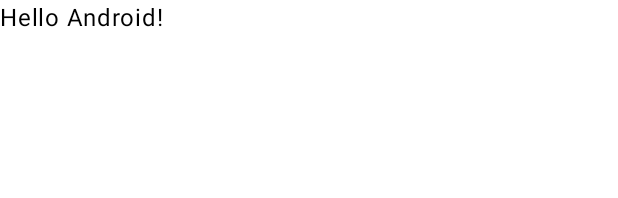
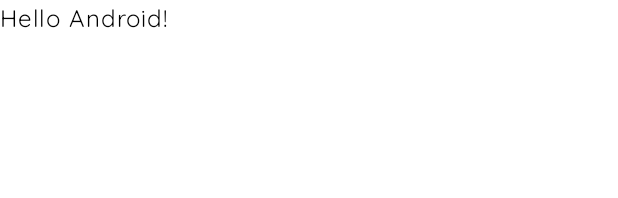
Before and after one commit to marsdenmadoka/Hotelini, an Android app built with Jetpack Compose: the @Preview function GreetingPreview, on a phone screen of 412 x 824 dp. Shown: the top 198 px of the screen. Run offline under Robolectric (Android 15) with nearby library versions, the phone set to English and light mode, and no system bars; our stand-ins replace accompanist.

Commit message:
added theme styling

```diff
--- a/app/src/main/java/com/madoka/hotelini/common/presentation/theme/Theme.kt
+++ b/app/src/main/java/com/madoka/hotelini/common/presentation/theme/Theme.kt
@@ -1,6 +1,7 @@
 package com.madoka.hotelini.common.presentation.theme
 
 import android.os.Build
+import androidx.annotation.ChecksSdkIntAtLeast
 import androidx.appcompat.app.AppCompatDelegate
 import androidx.compose.foundation.isSystemInDarkTheme
 import androidx.compose.material3.MaterialTheme
@@ -9,10 +10,31 @@ import androidx.compose.material3.dynamicDarkColorScheme
 import androidx.compose.material3.dynamicLightColorScheme
 import androidx.compose.material3.lightColorScheme
 import androidx.compose.runtime.Composable
+import androidx.compose.runtime.SideEffect
 import androidx.compose.ui.graphics.Color
 import androidx.compose.ui.platform.LocalContext
+import com.google.accompanist.systemuicontroller.rememberSystemUiController
 
-private val DarkColorScheme = darkColorScheme(
+private val LightColors = lightColorScheme(
+    primary = PrimaryColor,
+    onPrimary = PrimaryTextColor,
+    secondary = SecondaryColor,
+    onSecondary = SecondaryTextColor,
+    tertiary = PrimaryLightColor,
+    onTertiary = PrimaryTextColor,
+    background = BackgroundLightColor,
+    onBackground = Color.Black,
+    surface = SurfaceLight,
+    onSurface = Color.Black,
+    surfaceVariant = SurfaceLight,
+    onSurfaceVariant = Color.Black,
+    secondaryContainer = PrimaryColor,
+    onSecondaryContainer = Color.White,
+    error = ErrorColor,
+    onError = OnErrorColor,
+)
+
+private val DarkColors = darkColorScheme(
     primary = PrimaryColor,
     onPrimary = PrimaryTextColor,
     secondary = SecondaryLightColor,
@@ -31,53 +53,53 @@ private val DarkColorScheme = darkColorScheme(
     onError = OnErrorColor,
 )
 
-private val LightColorScheme = lightColorScheme(
-    primary = PrimaryColor,
-    onPrimary = PrimaryTextColor,
-    secondary = SecondaryColor,
-    onSecondary = SecondaryTextColor,
-    tertiary = PrimaryLightColor,
-    onTertiary = PrimaryTextColor,
-    background = BackgroundLightColor,
-    onBackground = Color.Black,
-    surface = SurfaceLight,
-    onSurface = Color.Black,
-    surfaceVariant = SurfaceLight,
-    onSurfaceVariant = Color.Black,
-    secondaryContainer = PrimaryColor,
-    onSecondaryContainer = Color.White,
-    error = ErrorColor,
-    onError = OnErrorColor,
-)
-
 @Composable
 fun HoteliniTheme(
-    darkTheme: Boolean = isSystemInDarkTheme(),
-    // Dynamic color is available on Android 12+
-    dynamicColor: Boolean = true,
+    theme: Int = Theme.DARK_THEME.themeValue,
     content: @Composable () -> Unit
 ) {
-    val colorScheme = when {
-        dynamicColor && Build.VERSION.SDK_INT >= Build.VERSION_CODES.S -> {
-            val context = LocalContext.current
-            if (darkTheme) dynamicDarkColorScheme(context) else dynamicLightColorScheme(context)
+    val autoColors = if (isSystemInDarkTheme()) DarkColors else LightColors
+
+    val dynamicColors = if (supportsDynamicTheming()) {
+        val context = LocalContext.current
+        if (isSystemInDarkTheme()) {
+            dynamicDarkColorScheme(context)
+        } else {
+            dynamicLightColorScheme(context)
         }
+    } else {
+        autoColors
+    }
 
-        darkTheme -> DarkColorScheme
-        else -> LightColorScheme
+    val colors = when (theme) {
+        Theme.LIGHT_THEME.themeValue -> LightColors
+        Theme.DARK_THEME.themeValue -> DarkColors
+        Theme.MATERIAL_YOU.themeValue -> dynamicColors
+        else -> autoColors
+    }
+
+    val systemUiController = rememberSystemUiController()
+
+    SideEffect {
+        systemUiController.setStatusBarColor(
+            color = colors.background
+        )
+        systemUiController.setNavigationBarColor(
+            color = colors.background
+        )
     }
 
     MaterialTheme(
-        colorScheme = colorScheme,
-        //typography = Typography,
-        content = content
+        colorScheme = colors,
+        typography = Typography,
+        shapes = Shapes,
+        content = content,
     )
 }
 
+@ChecksSdkIntAtLeast(api = Build.VERSION_CODES.S)
+private fun supportsDynamicTheming() = Build.VERSION.SDK_INT >= Build.VERSION_CODES.S
 
-
-
-// To be used to set the preferred theme inside settings
 enum class Theme(
     val themeValue: Int,
 ) {
```
Also changed, not shown: app/src/main/java/com/madoka/hotelini/common/presentation/components/StandardToolbar.kt (added, +61 -0 lines), app/src/main/java/com/madoka/hotelini/common/presentation/theme/Color.kt (+18 -0 lines), app/src/main/java/com/madoka/hotelini/common/presentation/theme/Type.kt (+64 -55 lines), app/src/main/java/com/madoka/hotelini/home/presentation/HomeScreen.kt (+26 -0 lines).
